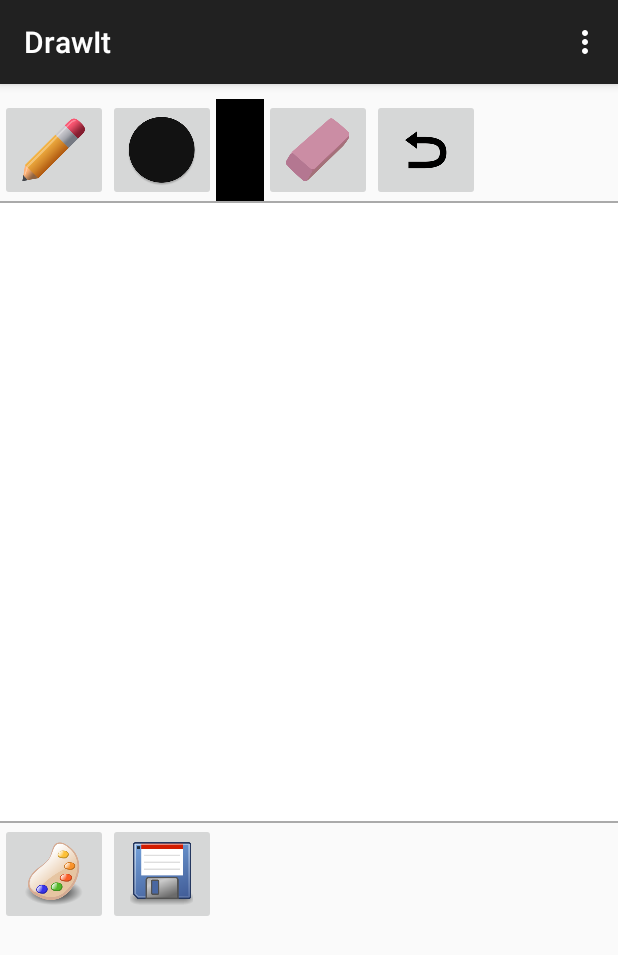
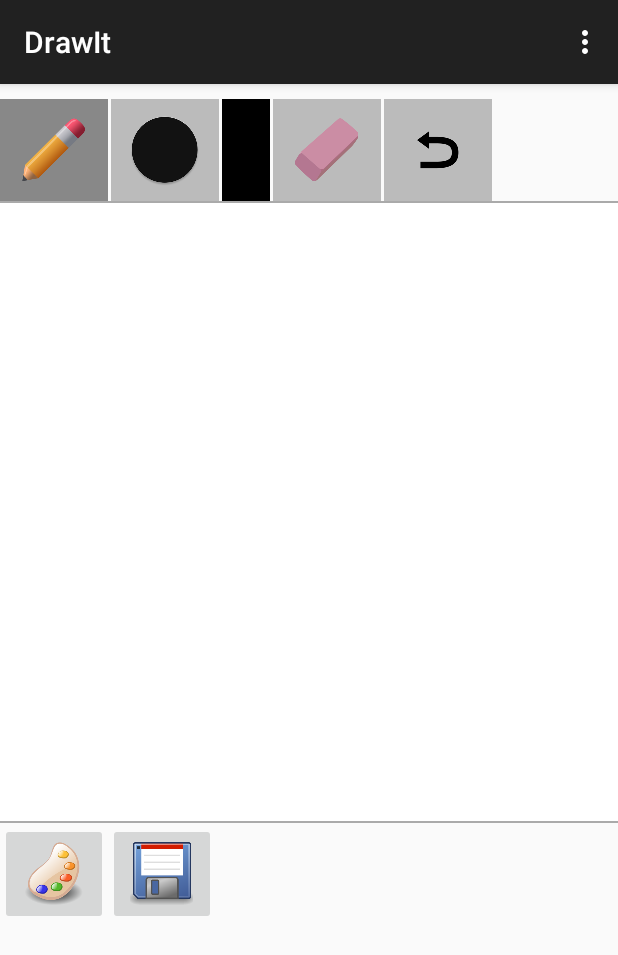
Before and after one commit to aleixpb2/DrawIt, an Android app: the screen it shows after launch (MainActivity), after a tap on an icon or button, on a phone screen of 412 x 824 dp. Shown: the top 955 px of the screen. Run offline under Robolectric (Android 15) with nearby library versions, the phone set to English and light mode, and no system bars.

Commit message:
onTouch listeners + pencil/geoElem/eraser indicator

```diff
--- a/app/src/main/java/com/aleix/drawit/MainActivity.java
+++ b/app/src/main/java/com/aleix/drawit/MainActivity.java
@@ -4,6 +4,7 @@
 import android.content.DialogInterface;
 import android.graphics.Bitmap;
 import android.graphics.BitmapFactory;
+import android.graphics.Color;
 import android.media.MediaScannerConnection;
 import android.os.Bundle;
 import android.os.Environment;
@@ -11,6 +12,7 @@
 import android.util.Log;
 import android.view.Menu;
 import android.view.MenuItem;
+import android.view.MotionEvent;
 import android.view.View;
 import android.widget.ImageButton;
 import android.widget.Toast;
@@ -23,6 +25,7 @@
                           implements GeometricElementsFragment.GeometricElementsListener{
 
     private final String LOG_TAG = MainActivity.class.getSimpleName();
+    private final String colorDisabled = "#ffbbbbbb";
 
     private customDrawItView mCustomDrawItView;
 
@@ -77,22 +80,27 @@
         format = formats[0]; /*png*/  // Not needed...
 
         chosenElement = GeometricElementsFragment.GeoElement.Circle;
+
         setUpBitmaps();
 
-        // setUp();
         mCustomDrawItView = (customDrawItView) findViewById(R.id.customDrawItView);
 
         pencilButton = (ImageButton) findViewById(R.id.pencil);
         //pencilButton selected by default
-        //pencilButton.setPressed(true);
+        pencilButton.setBackgroundColor(Color.GRAY);
         geometricElemButton = (ImageButton) findViewById(R.id.geometricElem);
+        geometricElemButton.setBackgroundColor(Color.parseColor(colorDisabled));
         colorButton = (ImageButton) findViewById(R.id.color);
         eraseButton = (ImageButton) findViewById(R.id.erase);
+        eraseButton.setBackgroundColor(Color.parseColor(colorDisabled));
         undoButton = (ImageButton) findViewById(R.id.undo);
+        undoButton.setBackgroundColor(Color.parseColor(colorDisabled));
 
         saveButton = (ImageButton) findViewById(R.id.save);
         //brushButton = (ImageButton) findViewById();
         newImageButton = (ImageButton) findViewById(R.id.newImage);
+
+        setUpOnTouchListeners();
 
         pencilButton.setOnClickListener(new View.OnClickListener() {
             @Override
@@ -100,16 +108,18 @@
                 //pencilButton.setPressed(true);
                 //geometricElemButton.setPressed(false);
                 mCustomDrawItView.setPencilActive();
+                geometricElemButton.setBackgroundColor(Color.parseColor(colorDisabled));
+                eraseButton.setBackgroundColor(Color.parseColor(colorDisabled));
+                pencilButton.setBackgroundColor(Color.GRAY);
             }
         });
 
         geometricElemButton.setOnClickListener(new View.OnClickListener() {
             @Override
             public void onClick(View v) {
-                //mCustomDrawItView.setPaintColor(Color.BLUE);
-                //mCustomDrawItView.setPaintColor(Color.GREEN);
-                //pencilButton.setPressed(false);
-                //geometricElemButton.setPressed(true);
+                pencilButton.setBackgroundColor(Color.parseColor(colorDisabled));
+                eraseButton.setBackgroundColor(Color.parseColor(colorDisabled));
+                geometricElemButton.setBackgroundColor(Color.GRAY);
 
                 GeometricElementsFragment dialog = new GeometricElementsFragment();
                 dialog.show(getFragmentManager(), "dialogGeom");
@@ -128,6 +138,9 @@
             public void onClick(View v) {
                 mCustomDrawItView.setPencilActive(); // erase in pencil mode
                 mCustomDrawItView.setDrawing(false);
+                pencilButton.setBackgroundColor(Color.parseColor(colorDisabled));
+                geometricElemButton.setBackgroundColor(Color.parseColor(colorDisabled));
+                eraseButton.setBackgroundColor(Color.GRAY);
             }
         });
 
@@ -211,6 +224,7 @@
         /* Fi del setUp */
     }
 
+
     private  boolean saveImage(String format){ // png o jpg
         final String LOG_TAG = "saveImage";
         boolean writable = Environment.MEDIA_MOUNTED.equals(
@@ -262,6 +276,54 @@
         triangle = BitmapFactory.decodeResource(getResources(), R.mipmap.triangle);
     }
 
+    private void setUpOnTouchListeners() {
+        pencilButton.setOnTouchListener(new View.OnTouchListener() {
+            @Override
+            public boolean onTouch(View v, MotionEvent event) {
+                if (event.getAction() == MotionEvent.ACTION_DOWN) {
+                    pencilButton.setBackgroundColor(Color.GRAY);
+                }
+                return false;
+            }
+        });
+        geometricElemButton.setOnTouchListener(new View.OnTouchListener() {
+            @Override
+            public boolean onTouch(View v, MotionEvent event) {
+                if (event.getAction() == MotionEvent.ACTION_DOWN) {
+                    geometricElemButton.setBackgroundColor(Color.GRAY);
+                }
+                return false;
+            }
+        });
+        colorButton.setOnTouchListener(new View.OnTouchListener() {
+            @Override
+            public boolean onTouch(View v, MotionEvent event) {
+                if (event.getAction() == MotionEvent.ACTION_DOWN) {
+                    colorButton.setBackgroundColor(Color.GRAY);
+                }
+                return false;
+            }
+        });
+        eraseButton.setOnTouchListener(new View.OnTouchListener() {
+            @Override
+            public boolean onTouch(View v, MotionEvent event) {
+                if (event.getAction() == MotionEvent.ACTION_DOWN) {
+                    eraseButton.setBackgroundColor(Color.GRAY);
+                }
+                return false;
+            }
+        });
+        undoButton.setOnTouchListener(new View.OnTouchListener() {
+            @Override
+            public boolean onTouch(View v, MotionEvent event) {
+                if (event.getAction() == MotionEvent.ACTION_DOWN) {
+                    undoButton.setBackgroundColor(Color.GRAY);
+                }
+                return false;
+            }
+        });
+    }
+
     @Override
     public void onBackPressed() {
         // Ask to leave
--- a/app/src/main/java/com/aleix/drawit/customDrawItView.java
+++ b/app/src/main/java/com/aleix/drawit/customDrawItView.java
@@ -55,13 +55,12 @@
         mPaint.setStrokeJoin(Paint.Join.ROUND);
         color = Color.BLACK;
         mPaint.setColor(Color.BLACK); // Black by default
-        mPaint.setTextSize(40); // Big size by default TODO: text drawing
+        mPaint.setTextSize(40); // not needed...
 
         mPath = new Path();
 
         pathsDrawn = new ArrayList<>();
 
-        //TODO: a onSizeChanged?
         // 720 is the maximum resolution, but 512 the default (when saving the bitmap)
         Bitmap mBitmap = Bitmap.createBitmap(720,720,Bitmap.Config.ARGB_8888);
         mCanvas = new Canvas(mBitmap);
@@ -176,10 +175,18 @@
         else mPaint.setColor(color);
     }
 
+    public boolean getDrawing(){
+        return drawing;
+    }
+
     public void setPencilActive(){
         pencilActive = true;
         mPaint.setStyle(Paint.Style.STROKE);
         setDrawing(true);
+    }
+
+    public boolean getPencilActive(){
+        return pencilActive;
     }
 
     public void setGeoElemActive(GeometricElementsFragment.GeoElement elem){
--- a/app/src/main/res/layout/activity_main.xml
+++ b/app/src/main/res/layout/activity_main.xml
@@ -16,22 +16,26 @@
             android:layout_height="match_parent"
             android:src="@mipmap/pencil"
             android:id="@+id/pencil"/>
+        <Space android:layout_width="2dp" android:layout_height="match_parent"></Space>
         <ImageButton
             android:layout_width="wrap_content"
             android:layout_height="match_parent"
             android:src="@mipmap/circle"
             android:id="@+id/geometricElem"/>
+        <Space android:layout_width="2dp" android:layout_height="match_parent"></Space>
         <ImageButton
             android:layout_width="wrap_content"
             android:layout_height="match_parent"
             android:background="#ff000000"
             android:src="@drawable/abc_btn_check_to_on_mtrl_000"
             android:id="@+id/color"/>
+        <Space android:layout_width="2dp" android:layout_height="match_parent"></Space>
         <ImageButton
             android:layout_width="wrap_content"
             android:layout_height="match_parent"
             android:src="@mipmap/eraser"
             android:id="@+id/erase"/>
+        <Space android:layout_width="2dp" android:layout_height="match_parent"></Space>
         <ImageButton
             android:layout_width="wrap_content"
             android:layout_height="match_parent"
```
